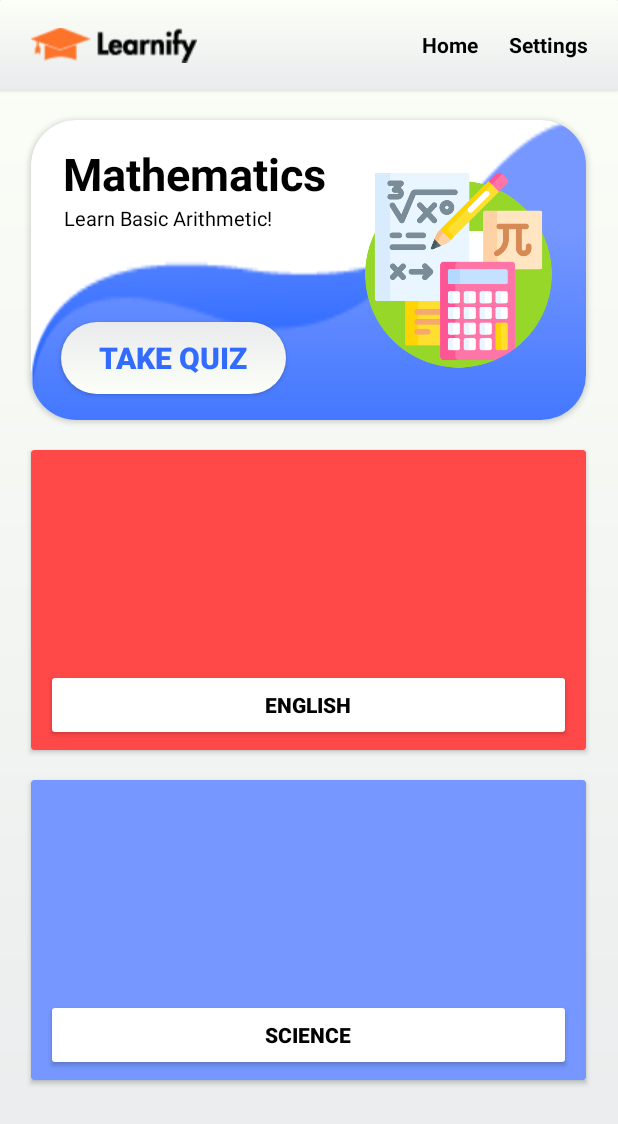
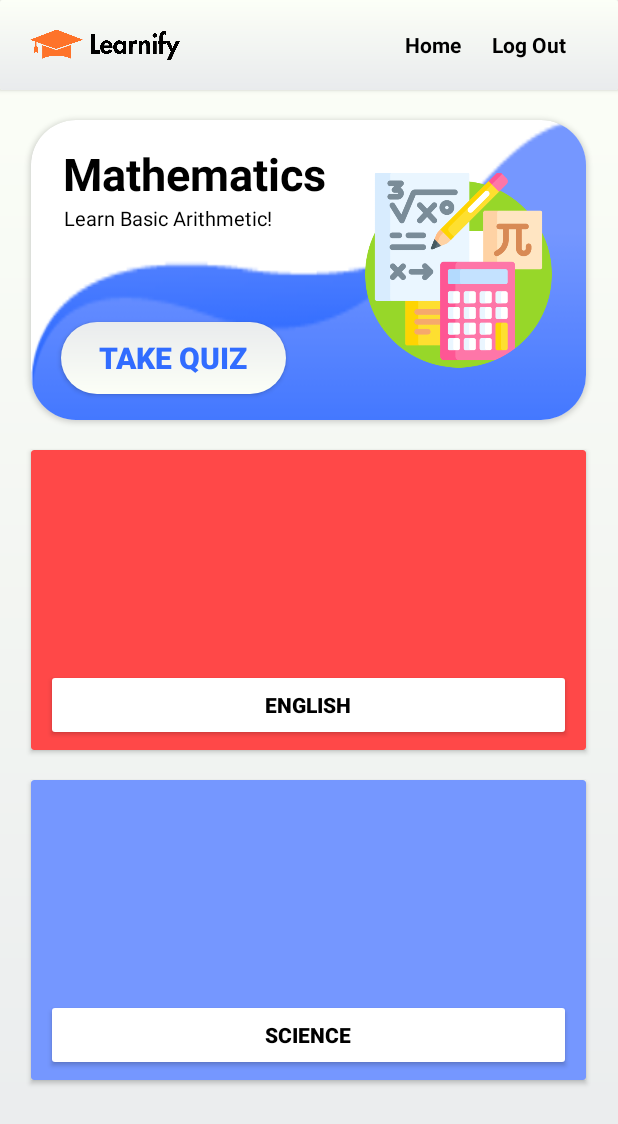
Before and after one commit to Zeerooo-dev/Learnify, an Android app: the main screen opened directly, with no data from a screen before it, on a phone screen of 412 x 824 dp. Shown: the top 1124 px of the screen. Run offline under Robolectric (Android 15) with nearby library versions, the phone set to English and light mode, and no system bars.

Commit message:
New Logos and Logout Button

```diff
--- a/app/src/main/res/layout/main.xml
+++ b/app/src/main/res/layout/main.xml
@@ -23,7 +23,7 @@
 
             <ImageView
                 android:id="@+id/logo"
-                android:layout_width="wrap_content"
+                android:layout_width="100dp"
                 android:layout_height="40dp"
                 android:layout_marginLeft="20dp"
                 android:layout_gravity="start|center"
@@ -57,7 +57,7 @@
                 android:textColor="@color/black"
                 android:clickable="true"
                 android:padding="5dp"
-                android:text="Settings"/>
+                android:text="Log Out"/>
 
         </LinearLayout>
 
```
Also changed, not shown: app/src/main/res/drawable/icon.png (added), app/src/main/res/drawable/logo1.png.
